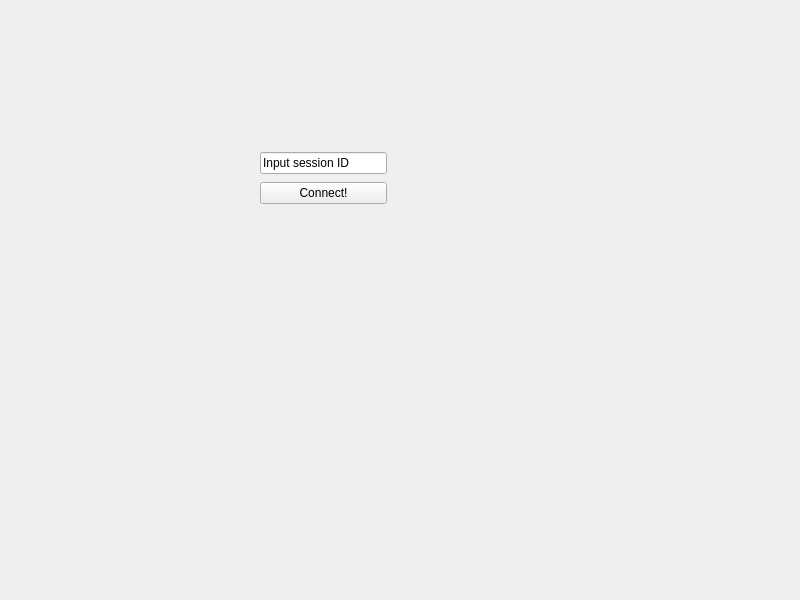
First picture: the form in client/src/joinwindow.ui, repository khbminus/fastTyping, before the edit.
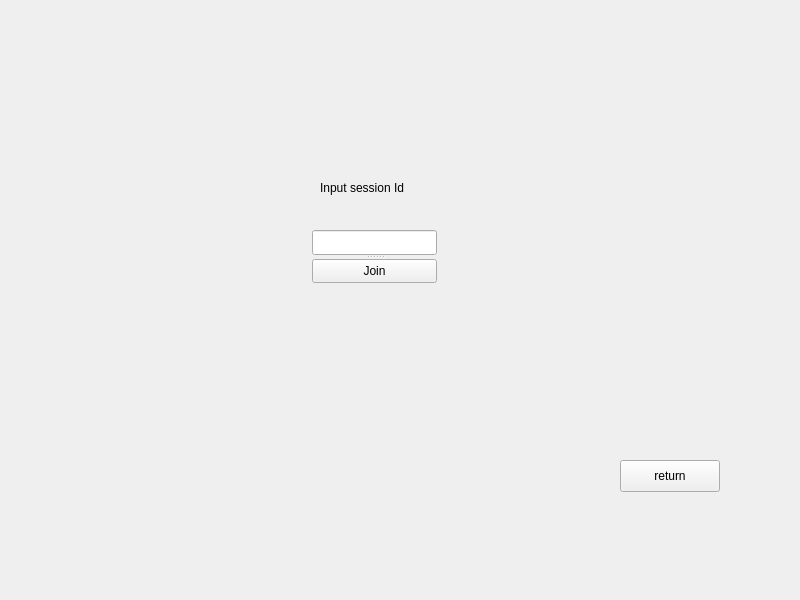
Second picture: the form after the edit.

The edit to the form file:
```diff
--- a/client/src/joinwindow.ui
+++ b/client/src/joinwindow.ui
@@ -14,31 +14,50 @@
    <string>MainWindow</string>
   </property>
   <widget class="QWidget" name="centralwidget">
-   <widget class="QWidget" name="">
+   <widget class="QLabel" name="label">
     <property name="geometry">
      <rect>
-      <x>260</x>
-      <y>150</y>
-      <width>127</width>
-      <height>58</height>
+      <x>320</x>
+      <y>180</y>
+      <width>94</width>
+      <height>16</height>
      </rect>
     </property>
-    <layout class="QVBoxLayout" name="verticalLayout">
-     <item>
-      <widget class="QLineEdit" name="lineEdit">
-       <property name="text">
-        <string>Input session ID</string>
-       </property>
-      </widget>
-     </item>
-     <item>
-      <widget class="QPushButton" name="pushButton">
-       <property name="text">
-        <string>Connect!</string>
-       </property>
-      </widget>
-     </item>
-    </layout>
+    <property name="text">
+     <string>Input session Id</string>
+    </property>
+   </widget>
+   <widget class="QPushButton" name="ReturnButton">
+    <property name="geometry">
+     <rect>
+      <x>620</x>
+      <y>460</y>
+      <width>100</width>
+      <height>32</height>
+     </rect>
+    </property>
+    <property name="text">
+     <string>return</string>
+    </property>
+   </widget>
+   <widget class="QSplitter" name="splitter">
+    <property name="geometry">
+     <rect>
+      <x>312</x>
+      <y>230</y>
+      <width>125</width>
+      <height>53</height>
+     </rect>
+    </property>
+    <property name="orientation">
+     <enum>Qt::Vertical</enum>
+    </property>
+    <widget class="QLineEdit" name="lineEdit"/>
+    <widget class="QPushButton" name="JoinButton">
+     <property name="text">
+      <string>Join</string>
+     </property>
+    </widget>
    </widget>
   </widget>
  </widget>
```
